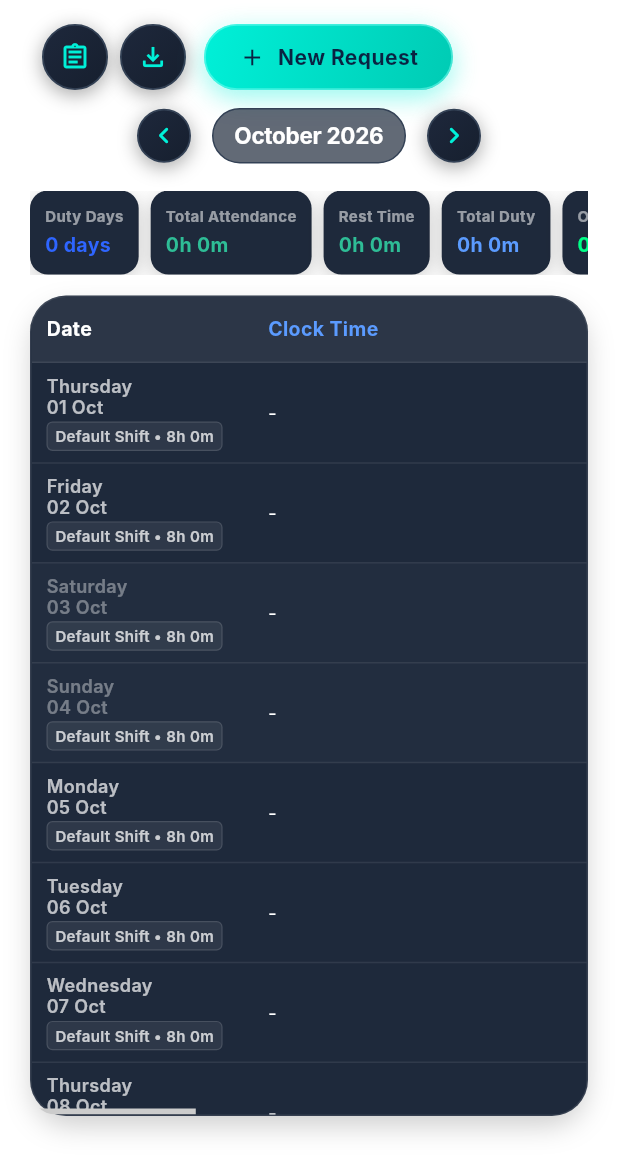
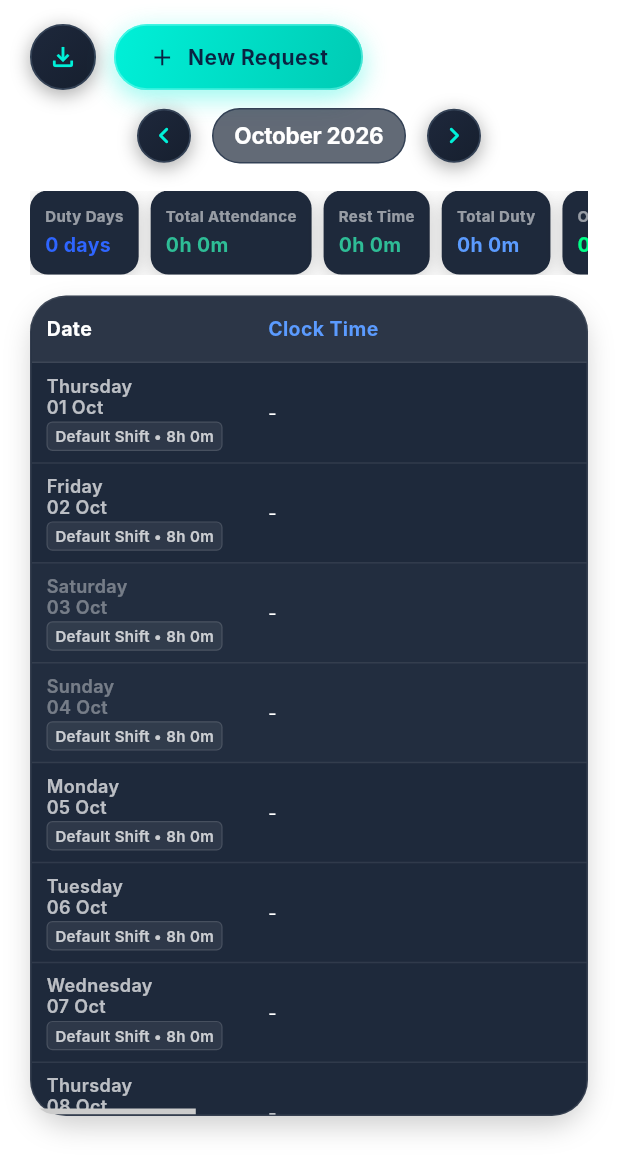
Before and after one commit to 9dostwal8/Attendance-app, a Flutter app: the HistoryScreen screen opened directly, on a phone screen of 412 x 824 dp. Shown: the top 1174 px of the screen. Run offline on Flutter 3.47's test engine with Material 3 defaults, Android fonts, the light colour scheme and no system bars; our stand-ins replace camera, cloud_firestore, firebase_core, firebase_messaging, fl_chart, flutter_local_notifications and 6 more; missing offline and left inert: dart:html, file_saver, google_mlkit_face_detection, syncfusion_flutter_xlsio, tflite_flutter; accounts and stored records are empty; Roboto replaces fonts that are missing (Inter).

Commit message:
Hide requests button from history screen header

```diff
--- a/lib/screens/history_screen.dart
+++ b/lib/screens/history_screen.dart
@@ -765,8 +765,6 @@ class _HistoryScreenState extends State<HistoryScreen> {
                               child: Row(
                                 mainAxisSize: MainAxisSize.min,
                                 children: [
-                                  _buildDayRequestsButton(provider, compiledData),
-                                  const SizedBox(width: 10),
                                   _buildExportButton(provider, compiledData),
                                   const SizedBox(width: 12),
                                   _buildAddRequestButton(provider),
@@ -782,20 +780,15 @@ class _HistoryScreenState extends State<HistoryScreen> {
                         children: [
                           Row(
                             children: [
-                              if (provider.currentEmployee != null)
+                              if (provider.currentEmployee != null) ...[
                                 Expanded(
                                   child: _buildEmployeeDropdown(provider, [
                                     provider.currentEmployee!,
                                     ...subordinates,
                                   ]),
                                 ),
-                              const SizedBox(width: 8),
-                              _buildDayRequestsButton(
-                                provider,
-                                compiledData,
-                                isCompact: true,
-                              ),
-                              const SizedBox(width: 8),
+                                const SizedBox(width: 8),
+                              ],
                               _buildExportButton(provider, compiledData),
                               const SizedBox(width: 12),
                               _buildAddRequestButton(provider),
@@ -1917,120 +1910,6 @@ class _HistoryScreenState extends State<HistoryScreen> {
     );
   }
 
-  Widget _buildDayRequestsButton(
-    AttendanceProvider provider,
-    List<Map<String, dynamic>> compiledData, {
-    bool isCompact = false,
-  }) {
-    final isDark = Theme.of(context).brightness == Brightness.dark;
-    final isSelected = _selectedDate != null;
-
-    final selectedRow = isSelected
-        ? compiledData.cast<Map<String, dynamic>?>().firstWhere(
-            (r) =>
-                r != null &&
-                DateUtils.isSameDay(r['date'] as DateTime, _selectedDate),
-            orElse: () => null,
-          )
-        : null;
-
-    final List<Request> requests = selectedRow != null
-        ? ((selectedRow['requests'] as List<Request>?) ?? [])
-        : [];
-
-    final count = requests.length;
-
-    if (isCompact) {
-      return Stack(
-        clipBehavior: Clip.none,
-        children: [
-          NeuIconButton(
-            size: 44,
-            variant: isSelected ? NeuButtonVariant.navy : NeuButtonVariant.whitePill,
-            tooltip: 'Day Requests',
-            icon: const Icon(Icons.assignment_outlined, size: 20),
-            onPressed: () {
-              if (isSelected && selectedRow != null) {
-                _showDayRequestsDialog(context, provider, selectedRow);
-              } else {
-                ScaffoldMessenger.of(context).showSnackBar(
-                  const SnackBar(
-                    content: Text('Click on any day row in the table first.'),
-                    duration: Duration(seconds: 2),
-                  ),
-                );
-              }
-            },
-          ),
-          if (isSelected && count > 0)
-            Positioned(
-              top: -2,
-              right: -2,
-              child: Container(
-                padding: const EdgeInsets.all(4),
-                decoration: const BoxDecoration(
-                  color: Color(0xFFFF4B4B),
-                  shape: BoxShape.circle,
-                ),
-                constraints: const BoxConstraints(
-                  minWidth: 16,
-                  minHeight: 16,
-                ),
-                child: Text(
-                  '$count',
-                  textAlign: TextAlign.center,
-                  style: const TextStyle(
-                    color: Colors.white,
-                    fontSize: 9,
-                    fontWeight: FontWeight.bold,
-                  ),
-                ),
-              ),
-            ),
-        ],
-      );
-    }
-
-    if (!isSelected) {
-      return Tooltip(
-        message: 'Click on any day row in the table to view its requests',
-        child: NeuButton(
-          onPressed: () {
-            ScaffoldMessenger.of(context).showSnackBar(
-              const SnackBar(
-                content: Text('Click on any day row in the table first.'),
-                duration: Duration(seconds: 2),
-              ),
-            );
-          },
-          icon: Icon(
-            Icons.assignment_outlined,
-            color: isDark ? Colors.white38 : const Color(0xFF64748B).withValues(alpha: 0.5),
-          ),
-          label: provider.translate('requests'),
-          variant: NeuButtonVariant.whitePill,
-          height: 44,
-          fontSize: 13,
-        ),
-      );
-    }
-
-    return NeuButton(
-      onPressed: () {
-        if (selectedRow != null) {
-          _showDayRequestsDialog(context, provider, selectedRow);
-        }
-      },
-      icon: const Icon(Icons.assignment_outlined),
-      label: count > 0
-          ? '${provider.translate('requests')} ($count)'
-          : provider.translate('requests'),
-      variant: NeuButtonVariant.navy,
-      height: 44,
-      fontSize: 13,
-    );
-  }
-
   void _showDayRequestsDialog(
     BuildContext context,
     AttendanceProvider provider,
```
